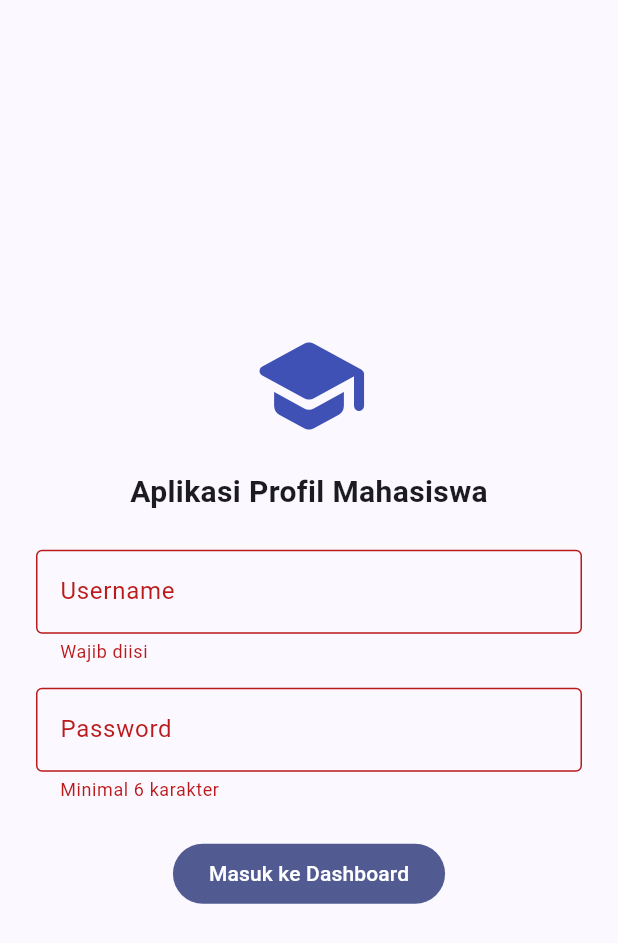
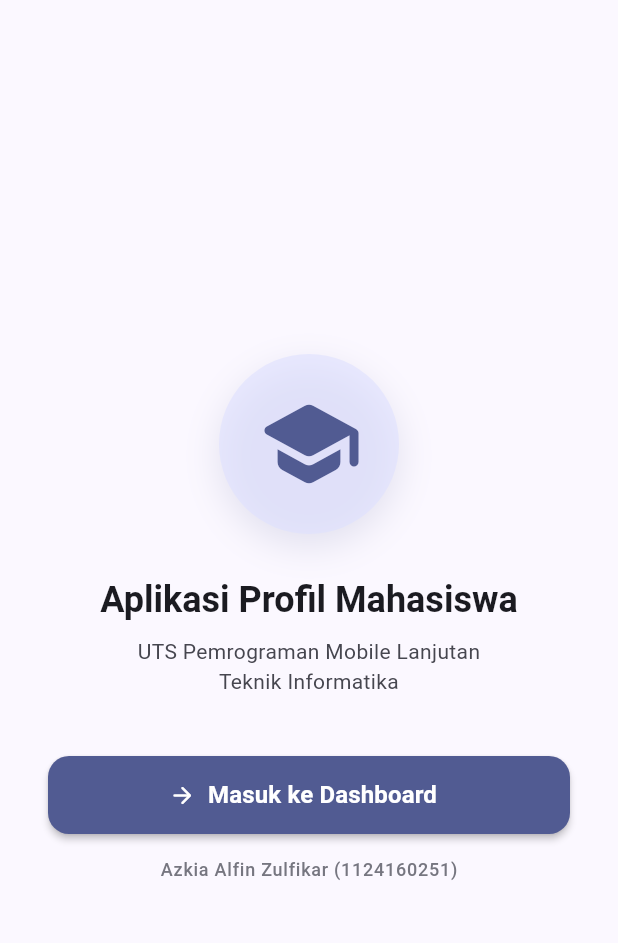
Before and after one commit to Alfin-NN/tumbal-proyek, a Flutter app: the LoginPage screen opened directly, after a tap on "Masuk ke Dashboard", on a phone screen of 412 x 824 dp. Shown: the top 943 px of the screen. Run offline on Flutter 3.47's test engine with Material 3 defaults, Android fonts, the phone set to English and light mode, and no system bars.

Commit message:
refactor(soal2-screens): sederhanakan alur masuk dashboard dari login page

```diff
--- a/soal2_profil_app/lib/screens/login_page.dart
+++ b/soal2_profil_app/lib/screens/login_page.dart
@@ -1,6 +1,6 @@
 import 'package:flutter/material.dart';
 
-// Halaman form login dengan validasi
+// Halaman pembuka dengan tombol akses ke dashboard
 class LoginPage extends StatefulWidget {
   const LoginPage({super.key});
 
@@ -9,53 +9,118 @@ class LoginPage extends StatefulWidget {
 }
 
 class _LoginPageState extends State<LoginPage> {
-  final _formKey = GlobalKey<FormState>();
-  final _usernameController = TextEditingController();
-  final _passwordController = TextEditingController();
   bool _isLoading = false;
 
-  void _handleLogin() async {
-    if (_formKey.currentState!.validate()) {
-      setState(() => _isLoading = true);
-      await Future.delayed(const Duration(milliseconds: 800));
-      if (mounted) {
-        setState(() => _isLoading = false);
-        Navigator.pushReplacementNamed(context, '/dashboard');
-      }
-    }
+  // Aksi masuk ke dashboard aplikasi
+  void _masukKeDashboard() async {
+    setState(() {
+      _isLoading = true;
+    });
+
+    await Future.delayed(const Duration(milliseconds: 600));
+
+    if (!mounted) return;
+    setState(() {
+      _isLoading = false;
+    });
+
+    Navigator.pushReplacementNamed(context, '/dashboard');
   }
 
   @override
   Widget build(BuildContext context) {
+    final theme = Theme.of(context);
+
     return Scaffold(
-      body: Center(
-        child: Padding(
-          padding: const EdgeInsets.all(24.0),
-          child: Form(
-            key: _formKey,
+      body: SafeArea(
+        child: Center(
+          child: SingleChildScrollView(
+            padding: const EdgeInsets.symmetric(horizontal: 32.0, vertical: 24.0),
             child: Column(
               mainAxisAlignment: MainAxisAlignment.center,
               children: [
-                const Icon(Icons.school_rounded, size: 80, color: Colors.indigo),
-                const SizedBox(height: 16),
-                const Text('Aplikasi Profil Mahasiswa', style: TextStyle(fontSize: 20, fontWeight: FontWeight.bold)),
-                const SizedBox(height: 24),
-                TextFormField(
-                  controller: _usernameController,
-                  decoration: const InputDecoration(labelText: 'Username', border: OutlineInputBorder()),
-                  validator: (v) => v!.isEmpty ? 'Wajib diisi' : null,
+                // Logo dan ikon pembuka
+                Container(
+                  padding: const EdgeInsets.all(24),
+                  decoration: BoxDecoration(
+                    color: theme.colorScheme.primaryContainer.withValues(alpha: 0.6),
+                    shape: BoxShape.circle,
+                    boxShadow: [
+                      BoxShadow(
+                        color: theme.colorScheme.primary.withValues(alpha: 0.15),
+                        blurRadius: 20,
+                        offset: const Offset(0, 8),
+                      ),
+                    ],
+                  ),
+                  child: Icon(
+                    Icons.school_rounded,
+                    size: 72,
+                    color: theme.colorScheme.primary,
+                  ),
+                ),
+                const SizedBox(height: 28),
+
+                // Judul aplikasi
+                Text(
+                  'Aplikasi Profil Mahasiswa',
+                  textAlign: TextAlign.center,
+                  style: theme.textTheme.headlineSmall?.copyWith(
+                    fontWeight: FontWeight.bold,
+                  ),
+                ),
+                const SizedBox(height: 8),
+
+                // Deskripsi singkat
+                Text(
+                  'UTS Pemrograman Mobile Lanjutan\nTeknik Informatika',
+                  textAlign: TextAlign.center,
+                  style: theme.textTheme.bodyMedium?.copyWith(
+                    color: theme.colorScheme.onSurfaceVariant,
+                    height: 1.4,
+                  ),
+                ),
+                const SizedBox(height: 40),
+
+                // Tombol utama menuju dashboard
+                SizedBox(
+                  width: double.infinity,
+                  height: 52,
+                  child: FilledButton.icon(
+                    onPressed: _isLoading ? null : _masukKeDashboard,
+                    style: FilledButton.styleFrom(
+                      shape: RoundedRectangleBorder(
+                        borderRadius: BorderRadius.circular(14),
+                      ),
+                      elevation: 2,
+                    ),
+                    icon: _isLoading
+                        ? const SizedBox(
+                            width: 20,
+                            height: 20,
+                            child: CircularProgressIndicator(
+                              strokeWidth: 2.5,
+                              color: Colors.white,
+                            ),
+                          )
+                        : const Icon(Icons.arrow_forward_rounded),
+                    label: Text(
+                      _isLoading ? 'Memuat Dashboard...' : 'Masuk ke Dashboard',
+                      style: const TextStyle(
+                        fontSize: 16,
+                        fontWeight: FontWeight.bold,
+                      ),
+                    ),
+                  ),
                 ),
                 const SizedBox(height: 16),
-                TextFormField(
-                  controller: _passwordController,
-                  obscureText: true,
-                  decoration: const InputDecoration(labelText: 'Password', border: OutlineInputBorder()),
-                  validator: (v) => v!.length < 6 ? 'Minimal 6 karakter' : null,
-                ),
-                const SizedBox(height: 24),
-                FilledButton(
-                  onPressed: _isLoading ? null : _handleLogin,
-                  child: _isLoading ? const CircularProgressIndicator(color: Colors.white) : const Text('Masuk ke Dashboard'),
+
+                // Info identitas mahasiswa
+                Text(
+                  'Azkia Alfin Zulfikar (1124160251)',
+                  style: theme.textTheme.labelMedium?.copyWith(
+                    color: theme.colorScheme.outline,
+                  ),
                 ),
               ],
             ),
```
